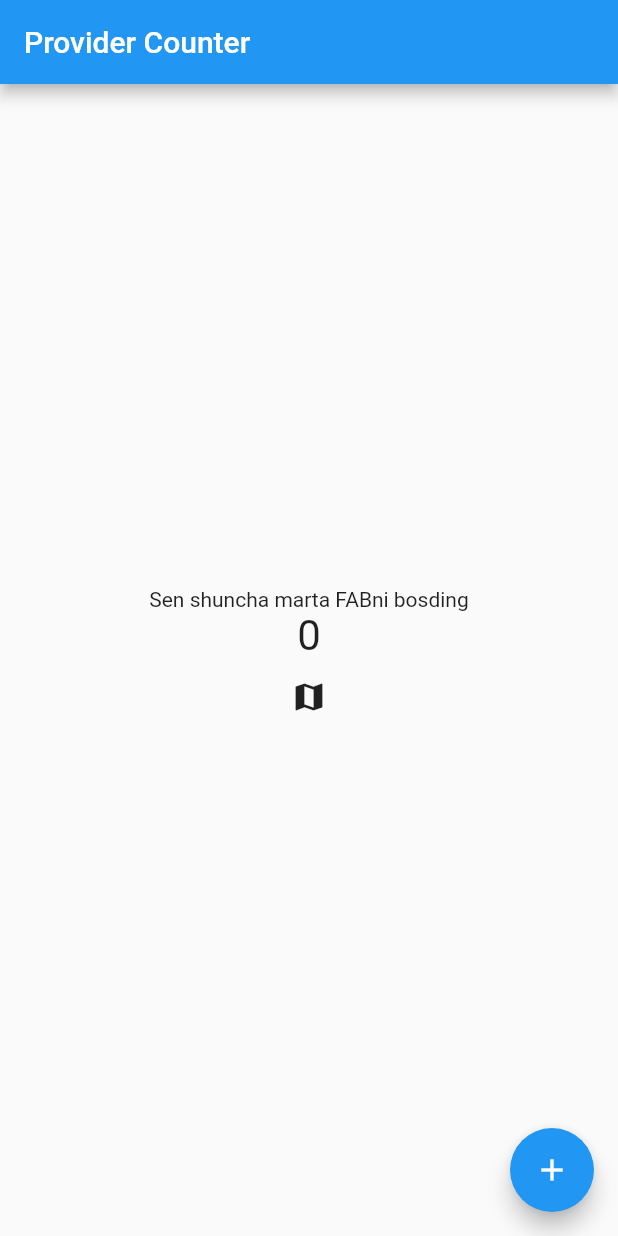
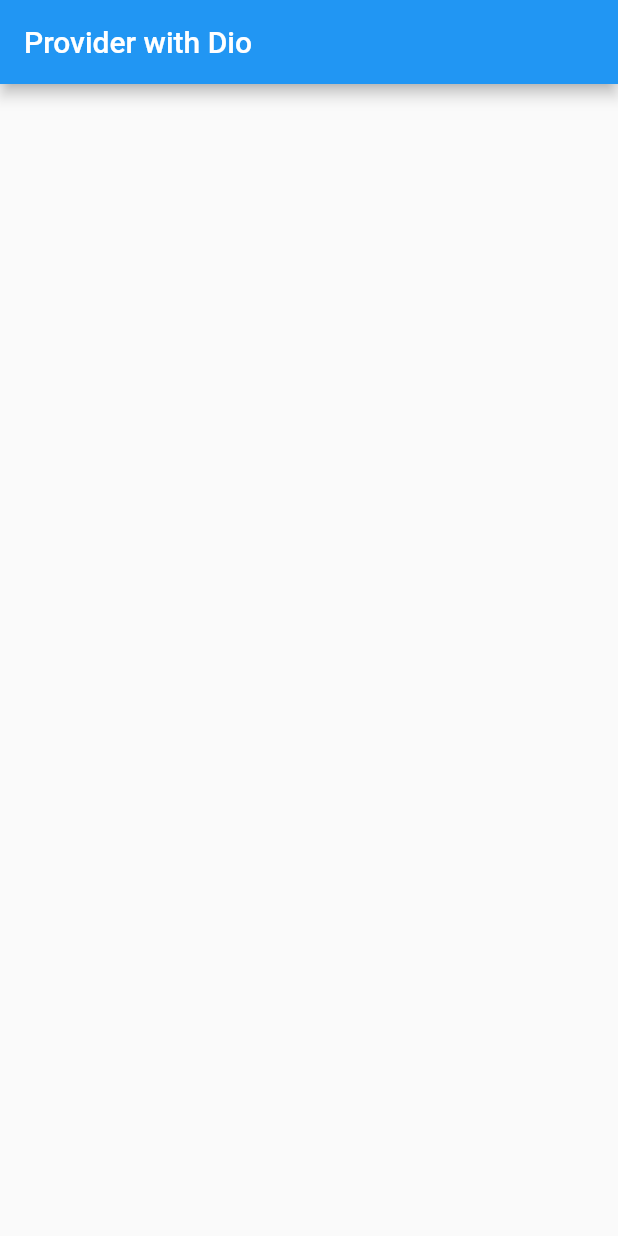
Before and after one commit to ahadjonovss/state_managements, a Flutter app: the screen it shows after launch, on a phone screen of 412 x 824 dp. Run offline on Flutter 3.47's test engine with Material 2 defaults, Android fonts, the phone set to English and light mode, and no system bars; our stand-ins replace dio.

Commit message:
provider 1st lesson

```diff
--- a/lib/main.dart
+++ b/lib/main.dart
@@ -1,8 +1,10 @@
 import 'package:flutter/material.dart';
 import 'package:provider/provider.dart';
-import 'package:state_managements/default_state_management/default_counter.dart';
-import 'package:state_managements/provider/1-lesson%20counter/counter_view_model.dart';
-import 'package:state_managements/provider/1-lesson%20counter/provider_counter.dart';
+import 'package:state_managements/ui/default_state_management/default_counter.dart';
+import 'package:state_managements/ui/provider/2-lesson%20dio/provider_with_dio.dart';
+
+import 'ui/provider/1-lesson counter/counter_view_model.dart';
+import 'ui/provider/1-lesson counter/provider_counter.dart';
 
 void main() {
   runApp(MultiProvider(
@@ -15,15 +17,16 @@ void main() {
 class MyApp extends StatelessWidget {
   const MyApp({super.key});
 
-  // This widget is the root of your application.
   @override
   Widget build(BuildContext context) {
     return MaterialApp(
+      debugShowCheckedModeBanner: false,
       title: 'Flutter Demo',
       theme: ThemeData(
         primarySwatch: Colors.blue,
       ),
-      home: ProviderCounter(),
+      home: ProviderWithDio(
+      ),
     );
   }
 }
--- /dev/null
+++ b/lib/service/2-lesson/api_service.dart
@@ -0,0 +1,5 @@
+import 'package:dio/dio.dart';
+
+class ApiService{
+  Dio dio = Dio();
+}
--- a/lib/provider/1-lesson counter/counter_view_model.dart
+++ b/lib/ui/provider/1-lesson counter/counter_view_model.dart
@@ -6,12 +6,10 @@ class CounterViewModel extends ChangeNotifier {
   increment(){
     count++;
     notifyListeners();
-    print("Counter oshdi : $count");
   }
 
   decrement(){
     count--;
     notifyListeners();
-    print("Counter oshdi : $count");
   }
 }
--- a/lib/provider/1-lesson counter/provider_counter.dart
+++ b/lib/ui/provider/1-lesson counter/provider_counter.dart
@@ -1,12 +1,13 @@
 import 'package:flutter/material.dart';
 import 'package:provider/provider.dart';
-import 'package:state_managements/provider/1-lesson%20counter/counter_view_model.dart';
+import 'package:state_managements/ui/provider/1-lesson%20counter/counter_view_model.dart';
 
 class ProviderCounter extends StatelessWidget {
   const ProviderCounter({Key? key}) : super(key: key);
 
   @override
   Widget build(BuildContext context) {
+    print("Provider state manageentda ushbu build funksiyasi qayta chaqirildi");
     return Scaffold(
       appBar: AppBar(title: const  Text("Provider Counter"),),
       body: Center(
--- /dev/null
+++ b/lib/ui/provider/2-lesson dio/provider_with_dio.dart
@@ -0,0 +1,14 @@
+import 'package:flutter/material.dart';
+
+class ProviderWithDio extends StatelessWidget {
+  const ProviderWithDio({Key? key}) : super(key: key);
+
+  @override
+  Widget build(BuildContext context) {
+    return  Scaffold(
+      appBar: AppBar(
+        title: Text("Provider with Dio"),
+      ),
+    );
+  }
+}
--- /dev/null
+++ b/lib/view_model/2-lesson dio/dio_view_model.dart
@@ -0,0 +1,5 @@
+import 'package:flutter/foundation.dart';
+
+class DioViewModel extends ChangeNotifier{
+
+}
--- a/pubspec.yaml
+++ b/pubspec.yaml
@@ -37,6 +37,7 @@ dependencies:
   # Use with the CupertinoIcons class for iOS style icons.
   cupertino_icons: ^1.0.2
   provider: ^6.0.5
+  dio: ^5.0.0
 
 dev_dependencies:
   flutter_test:
```
Also changed, not shown: lib/data/models/coding_resource_model.dart (added, +27 -0 lines), lib/ui/default_state_management/default_counter.dart (renamed from lib/default_state_management/default_counter.dart, +9 -2 lines), pubspec.lock.
